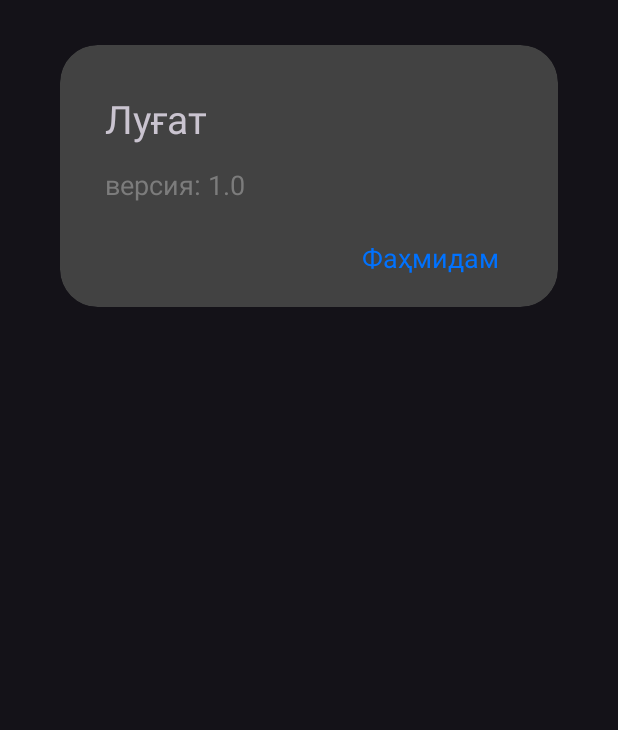
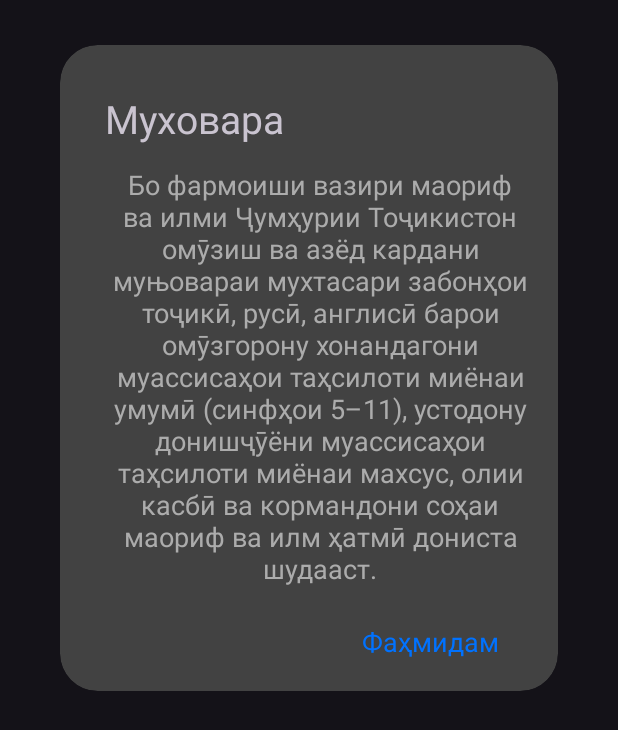
Before and after one commit to zafardeveloper/Dictionary, an Android app: the layout alert_dialog_about.xml on its own in the app's theme, with its tools: preview values and no code run, on a phone screen of 412 x 824 dp. Shown: the top 730 px of the screen. Run offline under Robolectric (Android 15) with nearby library versions, the phone set to English and light mode, and no system bars.

Commit message:
some fixes 2

```diff
--- a/app/src/main/res/layout/alert_dialog_about.xml
+++ b/app/src/main/res/layout/alert_dialog_about.xml
@@ -33,9 +33,10 @@
             android:layout_height="wrap_content"
             android:layout_marginTop="14dp"
             android:layout_marginBottom="24dp"
-            android:text="@string/version"
-            android:textColor="#7C7C7C"
-            android:textSize="18sp" />
+            android:text="@string/about_programm"
+            android:textColor="@color/hint_color"
+            android:textSize="18sp"
+            android:gravity="center_horizontal"/>
 
         <LinearLayout
             android:layout_width="match_parent"
--- a/app/src/main/res/layout/fullscreen_dictionary_dialog.xml
+++ b/app/src/main/res/layout/fullscreen_dictionary_dialog.xml
@@ -17,7 +17,7 @@
             android:layout_width="match_parent"
             android:layout_height="wrap_content"
             android:layout_gravity="center"
-            android:layout_marginHorizontal="40dp"
+            android:layout_marginHorizontal="25dp"
             android:layout_marginTop="10dp"
             app:cardCornerRadius="15dp"
             app:cardElevation="0dp">
--- a/app/src/main/res/values/strings.xml
+++ b/app/src/main/res/values/strings.xml
@@ -6,6 +6,12 @@
     <string name="dark_theme">Мавзӯи торик</string>
     <string name="about">Дар бораи барнома</string>
     <string name="Understand">Фаҳмидам</string>
-    <string name="version">версия: 1.0</string>
-    <string name="dictionary">Луғат</string>
+    <string name="about_programm">
+        Бо фармоиши вазири маориф ва илми Ҷумҳурии Тоҷикистон омӯзиш ва
+        азёд кардани муњовараи мухтасари забонҳои тоҷикӣ, русӣ, англисӣ
+        барои омӯзгорону хонандагони муассисаҳои таҳсилоти миёнаи умумӣ (синфҳои 5–11),
+        устодону донишҷӯёни муассисаҳои таҳсилоти миёнаи махсус, олии касбӣ ва
+        кормандони соҳаи маориф ва илм ҳатмӣ дониста шудааст.
+    </string>
+    <string name="dictionary">Муховара</string>
 </resources>
```
